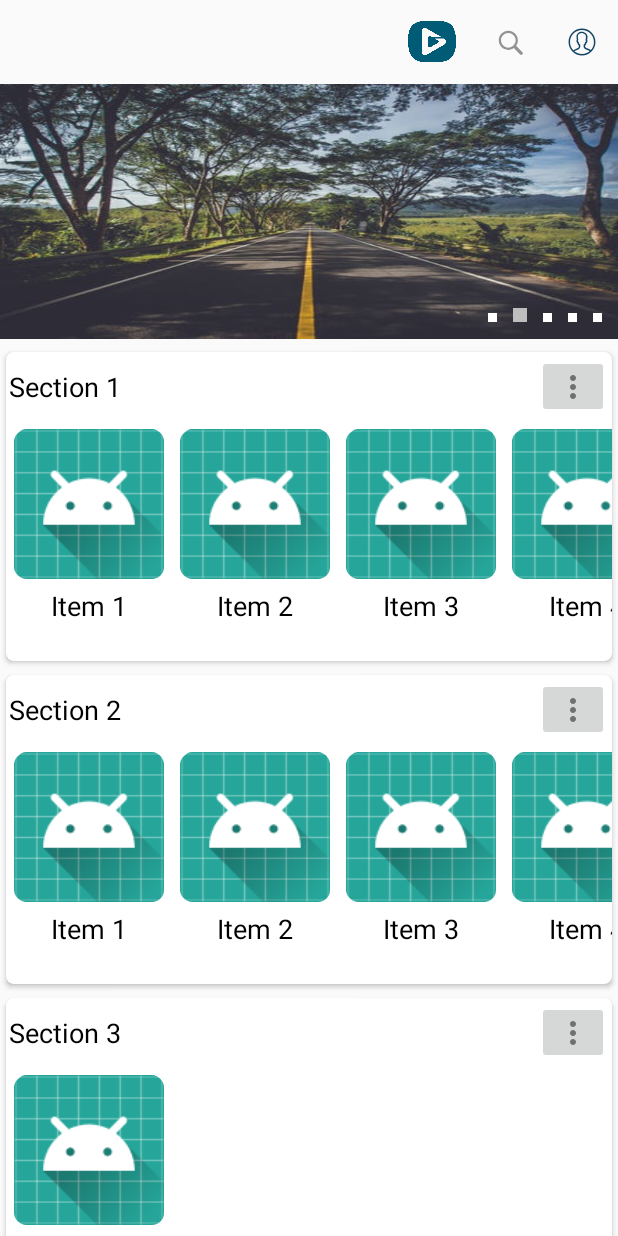
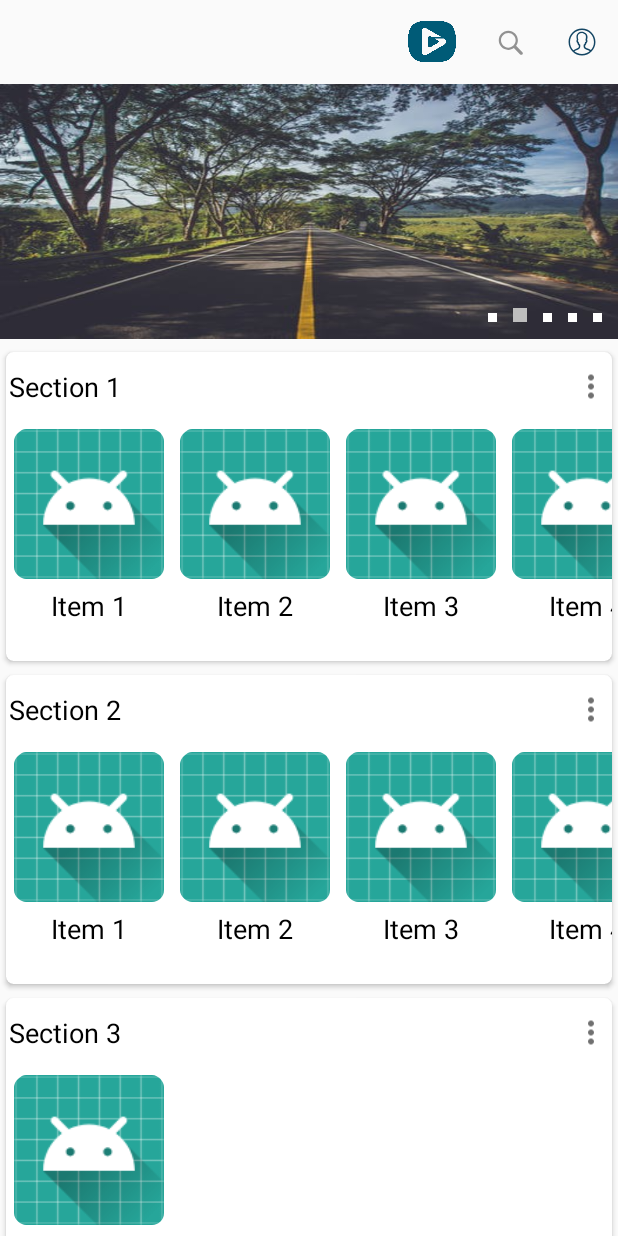
Before and after one commit to abhi93shekJha/newsApplication, an Android app: the DashboardActivity screen opened directly, with no data from a screen before it, on a phone screen of 412 x 824 dp. Run offline under Robolectric (Android 15) with nearby library versions, the phone set to English and light mode, and no system bars; our stand-ins replace ButterKnife; libraries missing offline, so code that uses them is left out: com.flaviofaria.kenburnsview, com.github.rubensousa.gravitysnaphelper; 3 statements that could not run were skipped.

Commit message:
added icons

```diff
--- a/app/src/main/java/com/gsatechworld/gugrify/view/dashboard/RecyclerViewDataAdapter.java
+++ b/app/src/main/java/com/gsatechworld/gugrify/view/dashboard/RecyclerViewDataAdapter.java
@@ -10,6 +10,7 @@ import android.view.View;
 import android.view.ViewGroup;
 import android.widget.Button;
 import android.widget.ImageButton;
+import android.widget.ImageView;
 import android.widget.TextView;
 import android.widget.Toast;
 
@@ -74,7 +75,7 @@ public class RecyclerViewDataAdapter extends RecyclerView.Adapter<RecyclerViewDa
     public class ItemRowHolder extends RecyclerView.ViewHolder {
         protected TextView itemTitle;
         protected RecyclerView recyclerView;
-        protected ImageButton btnMore;
+        protected ImageView btnMore;
 
         public ItemRowHolder(View itemView) {
             super(itemView);
--- a/app/src/main/res/layout/list_item.xml
+++ b/app/src/main/res/layout/list_item.xml
@@ -31,7 +31,7 @@
                 android:textColor="@android:color/black"
                 android:textSize="18sp" />
 
-            <ImageButton
+            <ImageView
                 android:id="@+id/btnMore"
                 android:layout_width="wrap_content"
                 android:layout_height="42dp"
```
